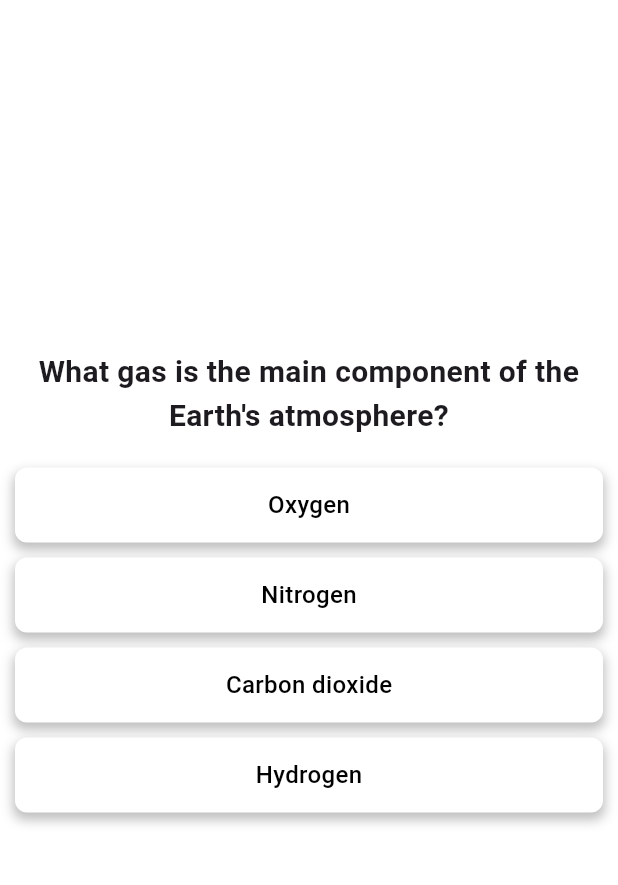
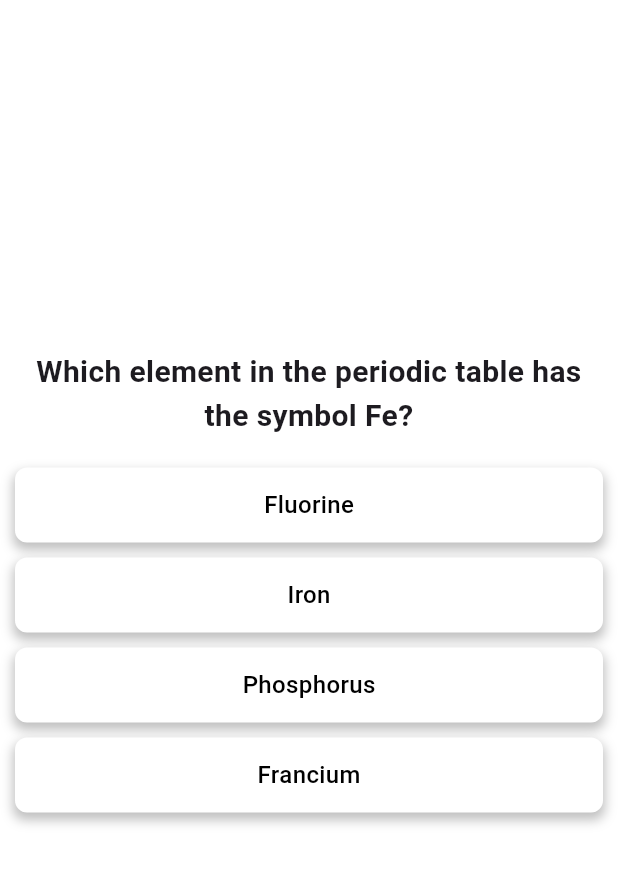
Before and after one commit to Jackel-Hyde/Quiz, a Flutter app: the QuestionsScreen screen opened directly, on a phone screen of 412 x 824 dp, the part 71-956 px from its top. Run offline on Flutter 3.47's test engine with Material 3 defaults, Android fonts, the phone set to English and light mode, and no system bars.

Commit message:
Questions and answer options have been corrected

```diff
--- a/lib/interface/questions_screen.dart
+++ b/lib/interface/questions_screen.dart
@@ -19,34 +19,29 @@ class _QuestionsScreenState extends State<QuestionsScreen> {
 
   final List<Map<String, dynamic>> questions = [
     {
-      'question': "What gas is the main component of the Earth's atmosphere?",
-      'answers': ['Oxygen', 'Nitrogen', 'Carbon dioxide', 'Hydrogen'],
+      'question': "Which element in the periodic table has the symbol Fe?",
+      'answers': ['Fluorine', 'Iron', 'Phosphorus', 'Francium'],
       'correct': 1,
     },
     {
-      'question': 'Which planet in the Solar System is known for its rings?',
-      'answers': ['Mars', 'Jupiter', 'Saturn', 'Venus'],
+      'question': 'Who won the 2022 FIFA World Cup?',
+      'answers': ['Germany', 'Argentina', 'France', 'Brazil'],
+      'correct': 1,
+    },
+    {
+      'question': 'Which planet in our solar system is the largest in size?',
+      'answers': ['Earth', 'Venus', 'Jupiter', 'Mars'],
       'correct': 2,
     },
     {
-      'question': 'Who wrote the novel War and Peace?',
-      'answers': [
-        'Fyodor Dostoevsky',
-        'Leo Tolstoy',
-        'Alexander Pushkin',
-        'Anton Chekhov',
-      ],
+      'question': 'Which of the following is a programming language?',
+      'answers': ['HTML', 'Python', 'CSS', 'SQL'],
       'correct': 1,
     },
     {
-      'question': 'Which element in the periodic table has the symbol "O"?',
-      'answers': ['Osmium', 'Tin', 'Oxygen', 'Gold'],
+      'question': "Which gas is primarily responsible for the greenhouse effect on Earth?",
+      'answers': ['Oxygen', 'Nitrogen', 'Carbon dioxide', 'Helium'],
       'correct': 2,
-    },
-    {
-      'question': "Which country is the birthplace of the Olympic Games?",
-      'answers': ['Italy', 'Greece', 'France', 'Egypt'],
-      'correct': 1,
     },
   ];
 
```
